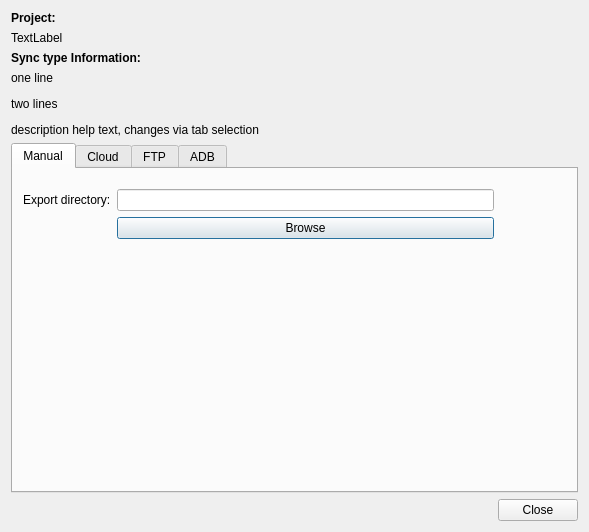
opengisch/qfieldsync, file push_dialog_base.ui: the form before one commit.
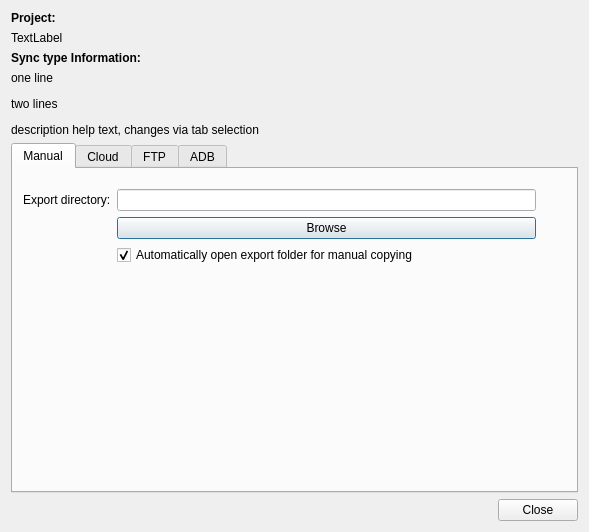
The form after the commit.

Patch:
```diff
--- a/push_dialog_base.ui
+++ b/push_dialog_base.ui
@@ -62,7 +62,7 @@
         <rect>
          <x>10</x>
          <y>20</y>
-         <width>471</width>
+         <width>513</width>
          <height>121</height>
         </rect>
        </property>
@@ -84,6 +84,16 @@
           </property>
          </widget>
         </item>
+        <item row="4" column="1">
+         <widget class="QCheckBox" name="checkBox_open">
+          <property name="text">
+           <string>Automatically open export folder for manual copying</string>
+          </property>
+          <property name="checked">
+           <bool>true</bool>
+          </property>
+         </widget>
+        </item>
        </layout>
       </widget>
      </widget>
```
